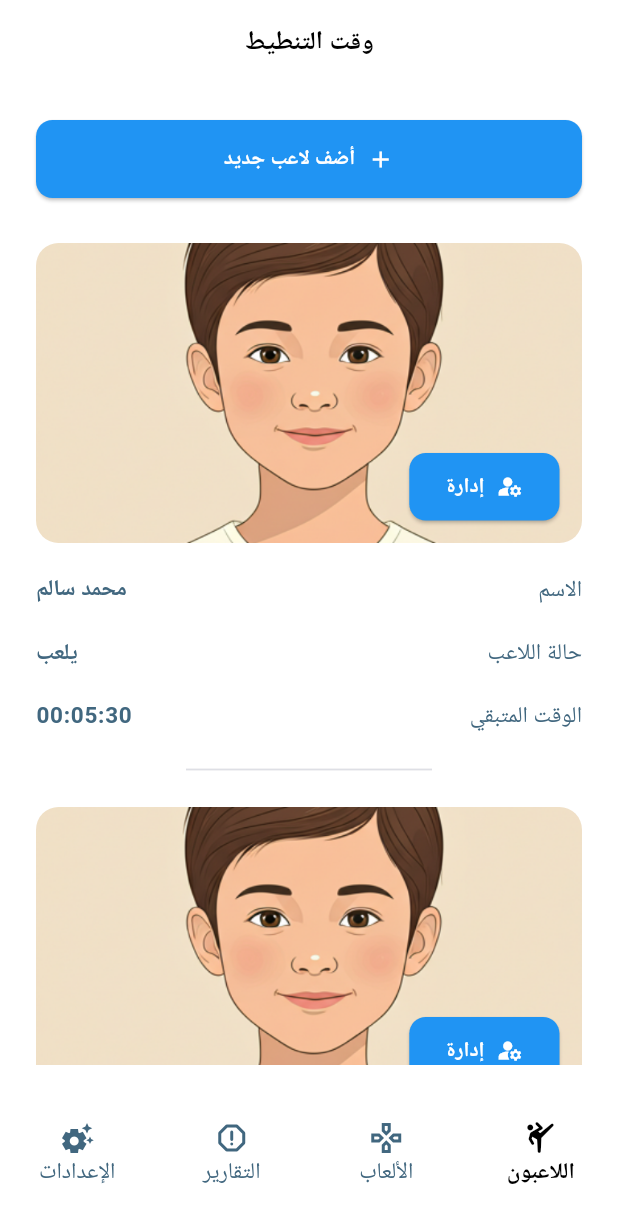
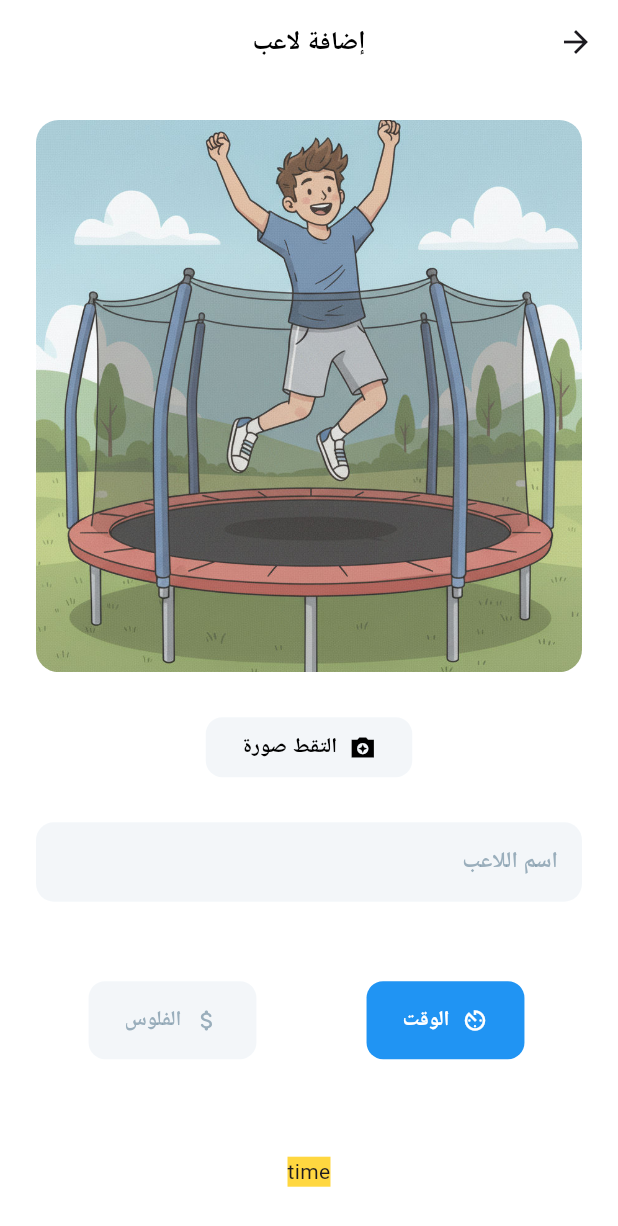
Before and after one commit to Zain-net/jump_time, a Flutter app: the screen it shows after launch, after a tap on "أضف لاعب جديد", on a phone screen of 412 x 824 dp. Shown: the top 1226 px of the screen. Run offline on Flutter 3.47's test engine with Material 3 defaults, Android fonts, the light colour scheme and no system bars; our stand-ins replace flutter_bloc, image_picker.

Commit message:
feat: Implement player management feature with add player screen and player list
- Added app routes for navigation including home, players list, and add player screens.
- Created AddPlayerScreen with a form for player details and photo upload functionality.
- Developed AddPlayerForm widget to handle player input and tabbed interface for time and money management.
- Implemented PlayerPhotoController for capturing and displaying player images.
- Created PlayersListScreen to display a list of players with an option to add new players.

```diff
--- a/lib/core/presentation/screen/home_layout_screen.dart
+++ b/lib/core/presentation/screen/home_layout_screen.dart
@@ -3,7 +3,7 @@ import 'package:flutter_bloc/flutter_bloc.dart';
 
 import '../../../features/bottom_navigation_bar/presentation/controller/bottom_nav_controller.dart';
 import '../../../features/bottom_navigation_bar/presentation/controller/bottom_nav_state.dart';
-import '../../../features/players_list/presentation/screen/kids_list_screen.dart';
+import '../../../features/players_list/presentation/screen/players_list_screen.dart';
 
 class HomeLayoutScreen extends StatelessWidget {
   const HomeLayoutScreen({super.key});
@@ -21,7 +21,7 @@ class HomeLayoutScreen extends StatelessWidget {
             controller: navController.pageController,
             onPageChanged: navController.onPageChanged,
             children: [
-              const KidsListScreen(),
+              const PlayersListScreen(),
               Container(
                 width: double.infinity,
                 height: double.infinity,
--- a/lib/core/presentation/widget/iconed_button.dart
+++ b/lib/core/presentation/widget/iconed_button.dart
@@ -3,19 +3,28 @@ import 'package:flutter/material.dart';
 class IconedButton extends StatelessWidget {
   const IconedButton({
     super.key,
-    required this.onPressed,
+    this.onPressed,
     required this.label,
     required this.icon,
+    this.backgroundColor,
+    this.foregroundColor,
   });
 
-  final VoidCallback onPressed;
+  final VoidCallback? onPressed;
   final String label;
   final Widget icon;
+  final Color? backgroundColor;
+  final Color? foregroundColor;
 
   @override
   Widget build(BuildContext context) {
     return ElevatedButton(
-      onPressed: onPressed,
+      onPressed: ()=> onPressed?.call(),
+
+      style: ElevatedButton.styleFrom(
+        backgroundColor: backgroundColor,
+        foregroundColor: foregroundColor,
+      ),
       child: Row(
         mainAxisAlignment: MainAxisAlignment.center,
         mainAxisSize: MainAxisSize.min,
--- /dev/null
+++ b/lib/core/routes/app_routes.dart
@@ -0,0 +1,30 @@
+import 'package:flutter/material.dart';
+import 'package:flutter_bloc/flutter_bloc.dart';
+
+import '../../features/add_player/presentation/screen/add_player_screen.dart';
+import '../../features/bottom_navigation_bar/presentation/controller/bottom_nav_controller.dart';
+import '../../features/players_list/presentation/screen/players_list_screen.dart';
+import '../presentation/screen/home_layout_screen.dart';
+
+class Routes {
+  Routes._();
+
+  static const home = '/';
+  static const playersList = '/playersList';
+  static const playerControl = '/playerControl';
+  static const extendTime = '/extendTime';
+  static const nextPlayers = '/nextPlayers';
+  static const dailyReport = '/dailyReport';
+  static const settings = '/settings';
+  static const addPlayer = '/appPlayer';
+
+  static Map<String, WidgetBuilder> routes = {
+    home: (_) => BlocProvider(
+      create: (context) => BottomNavCubit(),
+      child: const HomeLayoutScreen(),
+    ),
+    playersList: (_) => const PlayersListScreen(),
+    addPlayer: (_) => const AddPlayerScreen(),
+
+  };
+}
--- a/lib/core/theme/light_theme.dart
+++ b/lib/core/theme/light_theme.dart
@@ -22,6 +22,7 @@ ThemeData lightThemeData() {
       ),
       centerTitle: true,
       backgroundColor: Colors.white,
+      surfaceTintColor: Colors.white,
     ),
 
     elevatedButtonTheme: ElevatedButtonThemeData(
@@ -31,10 +32,28 @@ ThemeData lightThemeData() {
         fixedSize: const Size.fromHeight(52),
         shape: RoundedRectangleBorder(borderRadius: BorderRadius.circular(11)),
         textStyle: const TextStyle(fontWeight: FontWeight.bold),
+        shadowColor: Colors.transparent,
       ),
     ),
 
     iconTheme: const IconThemeData(size: 50),
+
+    inputDecorationTheme: InputDecorationTheme(
+      fillColor: const Color(0xFFE7EEF4).withOpacity(.5),
+      filled: true,
+      hintStyle: TextStyle(color: const Color(0xFF41677F).withOpacity(0.5)),
+      border: OutlineInputBorder(
+        borderRadius: BorderRadius.circular(12),
+        borderSide: BorderSide.none,
+      ),
+    ),
+
+    tabBarTheme: const TabBarThemeData(
+      dividerColor: Colors.transparent,
+      indicatorColor: Colors.transparent,
+      overlayColor: WidgetStatePropertyAll(Colors.transparent)
+
+    ),
 
     bottomNavigationBarTheme: const BottomNavigationBarThemeData(
       backgroundColor: Colors.white,
@@ -51,7 +70,7 @@ ThemeData lightThemeData() {
       showSelectedLabels: true,
       showUnselectedLabels: true,
       elevation: 0,
-      type: BottomNavigationBarType.fixed
+      type: BottomNavigationBarType.fixed,
     ),
   );
 }
--- /dev/null
+++ b/lib/features/add_player/presentation/screen/add_player_screen.dart
@@ -0,0 +1,22 @@
+import 'package:flutter/material.dart';
+import '../widget/add_player_form.dart';
+import '../widget/player_photo_controller.dart';
+
+class AddPlayerScreen extends StatelessWidget {
+  const AddPlayerScreen({super.key});
+
+  @override
+  Widget build(BuildContext context) {
+    return Scaffold(
+      appBar: AppBar(title: const Text('إضافة لاعب')),
+      body: ListView(
+        padding: const EdgeInsets.all(24),
+        children: const [
+          PlayerPhotoController(),
+          SizedBox(height: 30),
+          AddPlayerForm(),
+        ],
+      ),
+    );
+  }
+}
--- /dev/null
+++ b/lib/features/add_player/presentation/widget/add_player_form.dart
@@ -0,0 +1,140 @@
+import 'package:flutter/material.dart';
+
+import '../../../../core/extensions/extensions.dart';
+import '../../../../core/presentation/widget/iconed_button.dart';
+
+class AddPlayerForm extends StatefulWidget {
+  const AddPlayerForm({super.key});
+
+  @override
+  State<AddPlayerForm> createState() => _AddPlayerFormState();
+}
+
+class _AddPlayerFormState extends State<AddPlayerForm>
+    with SingleTickerProviderStateMixin {
+  final formKey = GlobalKey<FormState>();
+  final playerNameController = TextEditingController();
+  late TabController tabController;
+
+  @override
+  void initState() {
+    super.initState();
+    tabController = TabController(length: 2, vsync: this);
+    tabController.addListener(() {});
+  }
+
+  @override
+  void dispose() {
+    playerNameController.dispose();
+    tabController.dispose();
+    super.dispose();
+  }
+
+  Widget _buildTab({
+    required String label,
+    required Widget icon,
+    required int tabIndex,
+  }) {
+    return IconedButton(
+      label: label,
+      icon: icon,
+      backgroundColor: tabController.index == tabIndex
+          ? null
+          : const Color(0xFFE7EEF4).withOpacity(.5),
+      foregroundColor: tabController.index == tabIndex
+          ? null
+          : const Color(0xFF41677F).withOpacity(0.5),
+    );
+  }
+
+  @override
+  Widget build(BuildContext context) {
+    int index = 0;
+    final tabs = [
+      _buildTab(
+        label: 'الوقت',
+        icon: const Icon(Icons.av_timer),
+        tabIndex: index++,
+      ),
+      _buildTab(
+        label: 'الفلوس',
+        icon: const Icon(Icons.attach_money_rounded),
+        tabIndex: index++,
+      ),
+    ];
+
+    return Form(
+      key: formKey,
+      child: Column(
+        spacing: 30,
+        children: [
+          TextFormField(
+            controller: playerNameController,
+            style: context.textTheme.labelMedium,
+            cursorColor: const Color(0xFF41677F).withOpacity(.5),
+            cursorErrorColor: const Color(0xFF41677F).withOpacity(.5),
+            cursorRadius: const Radius.circular(10),
+            decoration: const InputDecoration(hintText: 'اسم اللاعب'),
+            validator: (value) {
+              final isEmpty = value?.isEmpty ?? true;
+              return isEmpty ? 'يجب إدخال اسم اللاعب أولا' : null;
+            },
+          ),
+
+          SizedBox(
+            height: 200,
+
+            child: Column(
+              children: [
+                Expanded(
+                  child: TabBar(
+                    controller: tabController,
+                    onTap: (newIndex) => tabController.animateTo(newIndex),
+
+                    tabs: tabs,
+                  ),
+                ),
+
+                Expanded(
+                  child: TabBarView(
+                    controller: tabController,
+
+                    children: [
+                      Center(
+                        child: Container(
+                          color: Colors.amberAccent,
+                          child: const Text('time'),
+                        ),
+                      ),
+                      Center(
+                        child: Container(
+                          color: const Color(0xFFFF4040),
+                          child: const Text('money'),
+                        ),
+                      ),
+                    ],
+                  ),
+                ),
+              ],
+            ),
+          ),
+
+          SizedBox(
+            width: double.infinity,
+            child: IconedButton(
+              label: 'ابدأ اللعب',
+              icon: const Icon(Icons.play_arrow),
+              onPressed: () {
+                final isValidForm = formKey.currentState?.validate() ?? false;
+
+                if (!isValidForm) return;
+
+                // TODO: Make Player Starting Game
+              },
+            ),
+          ),
+        ],
+      ),
+    );
+  }
+}
--- /dev/null
+++ b/lib/features/add_player/presentation/widget/player_photo_controller.dart
@@ -0,0 +1,79 @@
+import 'dart:io';
+
+import 'package:flutter/material.dart';
+import 'package:image_picker/image_picker.dart';
+
+import '../../../../core/presentation/widget/iconed_button.dart';
+
+class PlayerPhotoController extends StatefulWidget {
+  const PlayerPhotoController({super.key});
+
+  @override
+  State<PlayerPhotoController> createState() => _PlayerPhotoControllerState();
+}
+
+class _PlayerPhotoControllerState extends State<PlayerPhotoController> {
+  String? pickedImagePath;
+
+  Future<void> _pickCameraImage() async {
+    final imagePicker = ImagePicker();
+    final pickedFile = await imagePicker.pickImage(source: ImageSource.camera);
+
+    if (pickedFile == null) return;
+
+    setState(() => pickedImagePath = pickedFile.path);
+  }
+
+  @override
+  Widget build(BuildContext context) {
+    return Column(
+      spacing: 30,
+      children: [
+        pickedImagePath == null
+            ? const _FallBackImage()
+            : _PickedPhoto(pickedImagePath!),
+
+        SizedBox(
+          height: 40,
+          child: IconedButton(
+            label: 'التقط صورة',
+            icon: const Icon(Icons.camera_enhance_sharp),
+            backgroundColor: const Color(0xFFE7EEF4).withOpacity(.5),
+            foregroundColor: const Color(0xFF000000),
+            onPressed: _pickCameraImage,
+          ),
+        ),
+      ],
+    );
+  }
+}
+
+class _FallBackImage extends StatelessWidget {
+  const _FallBackImage();
+  @override
+  Widget build(BuildContext context) {
+    return ClipRRect(
+      borderRadius: BorderRadius.circular(15),
+
+      child: Image.asset('assets/images/boy_jumping.jpg', fit: BoxFit.fill),
+    );
+  }
+}
+
+class _PickedPhoto extends StatelessWidget {
+  const _PickedPhoto(this.pickedImagePath);
+  final String pickedImagePath;
+
+  @override
+  Widget build(BuildContext context) {
+    return ClipRRect(
+      borderRadius: BorderRadius.circular(15),
+
+      child: Image.file(
+        File(pickedImagePath),
+        fit: BoxFit.fill,
+        errorBuilder: (context, error, stackTrace) => const _FallBackImage(),
+      ),
+    );
+  }
+}
--- a/lib/features/players_list/presentation/screen/kids_list_screen.dart
+++ b/lib/features/players_list/presentation/screen/players_list_screen.dart
@@ -1,10 +1,11 @@
 import 'package:flutter/material.dart';
 
 import '../../../../core/presentation/widget/iconed_button.dart';
+import '../../../../core/routes/app_routes.dart';
 import '../widget/player_card.dart';
 
-class KidsListScreen extends StatelessWidget {
-  const KidsListScreen({super.key});
+class PlayersListScreen extends StatelessWidget {
+  const PlayersListScreen({super.key});
 
   @override
   Widget build(BuildContext context) {
@@ -17,9 +18,7 @@ class KidsListScreen extends StatelessWidget {
         crossAxisAlignment: CrossAxisAlignment.stretch,
         children: [
           IconedButton(
-            onPressed: () {
-              // TODO: Add New Player
-            },
+            onPressed: () => Navigator.pushNamed(context, Routes.addPlayer),
             icon: const Icon(Icons.add),
             label: 'أضف لاعب جديد',
           ),
--- a/lib/main.dart
+++ b/lib/main.dart
@@ -1,11 +1,8 @@
 import 'package:flutter/material.dart';
-import 'package:flutter_bloc/flutter_bloc.dart';
 import 'package:flutter_localizations/flutter_localizations.dart';
-
+import 'core/routes/app_routes.dart';
 import 'core/theme/dark_theme.dart';
 import 'core/theme/light_theme.dart';
-import 'features/bottom_navigation_bar/presentation/controller/bottom_nav_controller.dart';
-import 'core/presentation/screen/home_layout_screen.dart';
 
 void main() {
   runApp(const MainApp());
@@ -29,10 +26,8 @@ class MainApp extends StatelessWidget {
       theme: lightThemeData(),
       darkTheme: darkThemeData(),
       themeMode: ThemeMode.light, //TODO: Change Theme Mode to System
-      home: BlocProvider(
-        create: (context) => BottomNavCubit(),
-        child: const HomeLayoutScreen(),
-      ),
+      initialRoute: Routes.home,
+      routes: Routes.routes,
     );
   }
 }
--- a/pubspec.yaml
+++ b/pubspec.yaml
@@ -21,6 +21,7 @@ dev_dependencies:
 
 
   flutter_lints: ^5.0.0
+  image_picker: ^1.2.0
 
 flutter:
   uses-material-design: true
```
Also changed, not shown: assets/images/boy_jumping.jpg (added), pubspec.lock, 6 other files.
